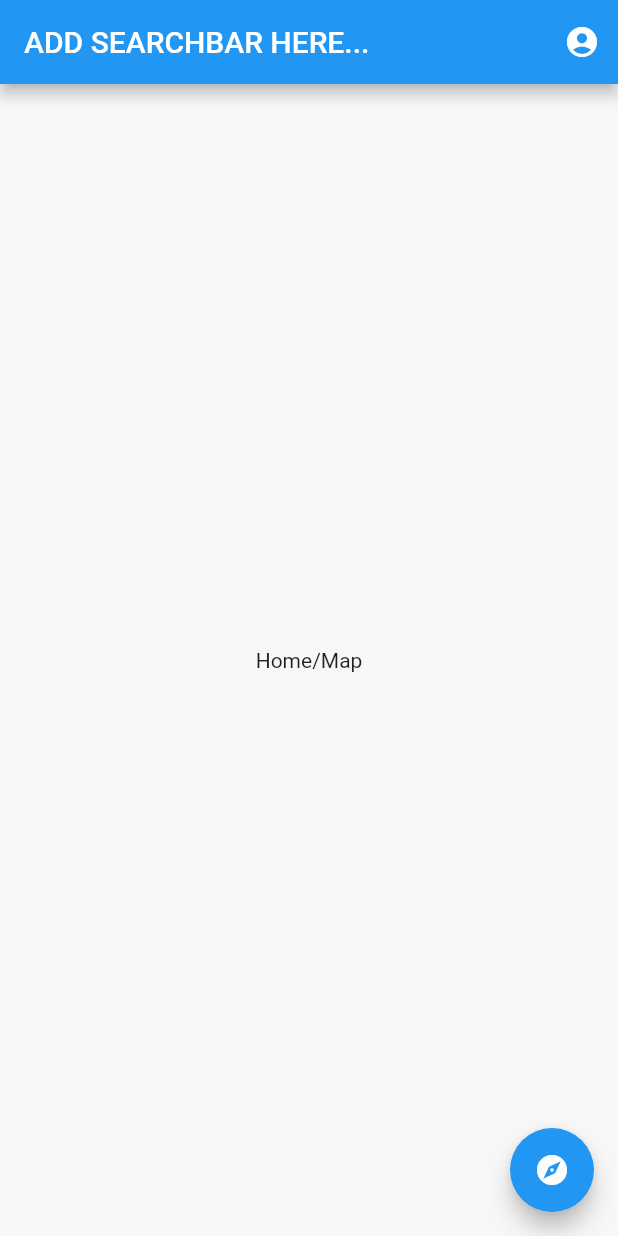
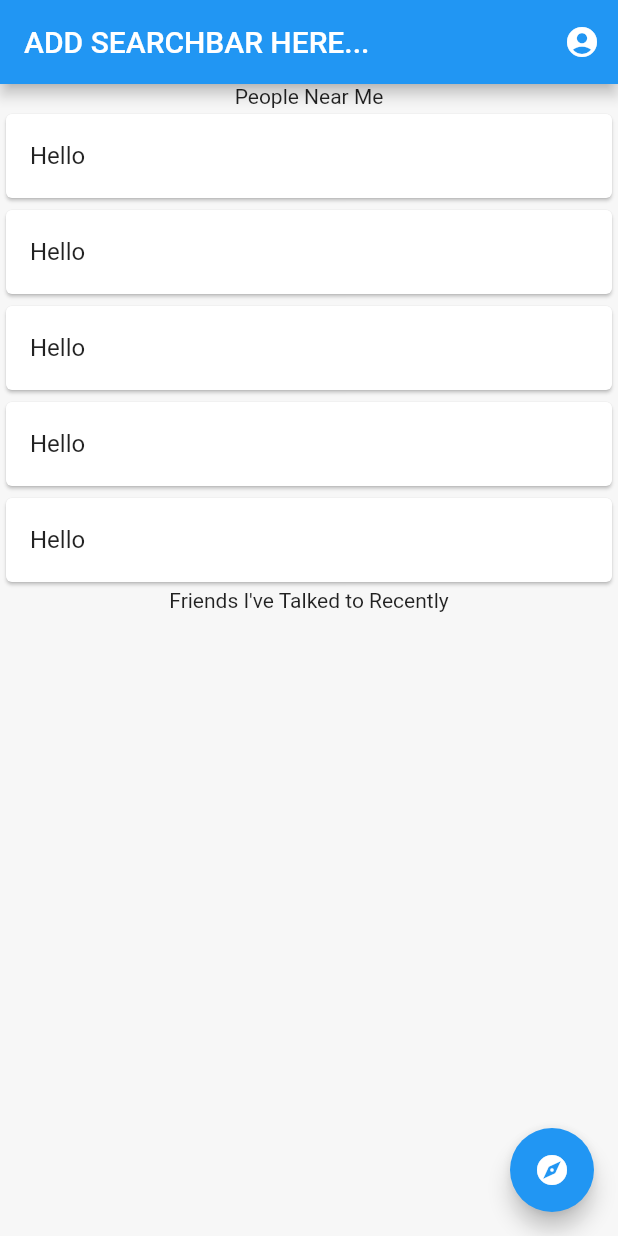
Before and after one commit to brighamband/irecognize, a Flutter app: the screen it shows after launch, on a phone screen of 412 x 824 dp. Run offline on Flutter 3.47's test engine with Material 2 defaults, Android fonts, the phone set to English and light mode, and no system bars.

Commit message:
Added list cards

```diff
--- a/lib/home.dart
+++ b/lib/home.dart
@@ -1,6 +1,7 @@
 import 'package:flutter/material.dart';
 import 'package:irecognize/bio.dart';
 import 'package:irecognize/gyro.dart';
+import 'package:irecognize/person_card.dart';
 
 class HomePage extends StatefulWidget {
   const HomePage({Key? key}) : super(key: key);
@@ -10,7 +11,6 @@ class HomePage extends StatefulWidget {
 }
 
 class _HomePageState extends State<HomePage> {
-
   void goToBioPage() {
     Navigator.push(
       context,
@@ -38,11 +38,23 @@ class _HomePageState extends State<HomePage> {
           )
         ],
       ),
-      body: const Center(
-        child: Text(
-          "Home/Map",
-        ),
-      ),
+      body: Column(
+          mainAxisAlignment: MainAxisAlignment.start,
+          mainAxisSize: MainAxisSize.max,
+          children: <Widget>[
+            const Text(
+              "People Near Me",
+            ),
+            ListView.builder(
+                scrollDirection: Axis.vertical,
+                shrinkWrap: true,
+                itemCount: 5,
+                itemBuilder: (BuildContext context, int index) {
+                  return const PersonCard(name: 'Hello');
+                  // return Card(child: ListTile(title: Text("List item $index")));
+                }),
+            const Text("Friends I've Talked to Recently")
+          ]),
       floatingActionButton: FloatingActionButton(
         onPressed: () => goToGyroPage(),
         tooltip: 'Gyroscope',
--- a/lib/main.dart
+++ b/lib/main.dart
@@ -13,6 +13,7 @@ class App extends StatelessWidget {
   @override
   Widget build(BuildContext context) {
     return MaterialApp(
+      debugShowCheckedModeBanner: false,
       title: appTitle,
       theme: ThemeData(
         primarySwatch: Colors.blue,
--- /dev/null
+++ b/lib/person_card.dart
@@ -0,0 +1,22 @@
+import 'package:flutter/material.dart';
+
+class PersonCard extends StatefulWidget {
+  const PersonCard({
+    Key? key,
+    required this.name,
+  }) : super(key: key);
+
+  final String name;
+
+  @override
+  State<StatefulWidget> createState() => _PersonCardState();
+}
+
+class _PersonCardState extends State<PersonCard> {
+  @override
+  Widget build(BuildContext context) {
+    return Card(
+      child: ListTile(title: Text(widget.name))
+    );
+  }
+}
```
